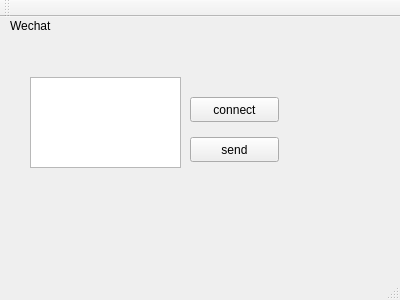
Before: the Qt Designer form wechat-client/wechat_client.ui in snowroll/Wechat-Lab, drawn with Qt 5.
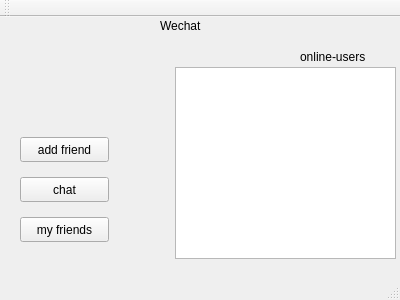
After: the same form once the commit is applied.

Diff of the .ui file:
```diff
--- a/wechat-client/wechat_client.ui
+++ b/wechat-client/wechat_client.ui
@@ -17,7 +17,7 @@
    <widget class="QLabel" name="label">
     <property name="geometry">
      <rect>
-      <x>10</x>
+      <x>160</x>
       <y>0</y>
       <width>67</width>
       <height>17</height>
@@ -27,40 +27,66 @@
      <string>Wechat</string>
     </property>
    </widget>
-   <widget class="QPushButton" name="send_button">
+   <widget class="QLabel" name="online_label">
     <property name="geometry">
      <rect>
-      <x>190</x>
+      <x>300</x>
+      <y>30</y>
+      <width>91</width>
+      <height>20</height>
+     </rect>
+    </property>
+    <property name="text">
+     <string>online-users</string>
+    </property>
+   </widget>
+   <widget class="QListView" name="online_list">
+    <property name="geometry">
+     <rect>
+      <x>175</x>
+      <y>50</y>
+      <width>221</width>
+      <height>192</height>
+     </rect>
+    </property>
+   </widget>
+   <widget class="QPushButton" name="add_btn">
+    <property name="geometry">
+     <rect>
+      <x>20</x>
       <y>120</y>
       <width>89</width>
       <height>25</height>
      </rect>
     </property>
     <property name="text">
-     <string>send</string>
+     <string>add friend</string>
     </property>
    </widget>
-   <widget class="QTextEdit" name="info_edit">
+   <widget class="QPushButton" name="chat_btn">
     <property name="geometry">
      <rect>
-      <x>30</x>
-      <y>60</y>
-      <width>151</width>
-      <height>91</height>
+      <x>20</x>
+      <y>160</y>
+      <width>89</width>
+      <height>25</height>
      </rect>
     </property>
+    <property name="text">
+     <string>chat</string>
+    </property>
    </widget>
    <widget class="QPushButton" name="link_button">
     <property name="geometry">
      <rect>
-      <x>190</x>
-      <y>80</y>
+      <x>20</x>
+      <y>200</y>
       <width>89</width>
       <height>25</height>
      </rect>
     </property>
     <property name="text">
-     <string>connect</string>
+     <string>my friends</string>
     </property>
    </widget>
   </widget>
```
Left out of the diff: 2 changed lines with no effect on the pictures.
